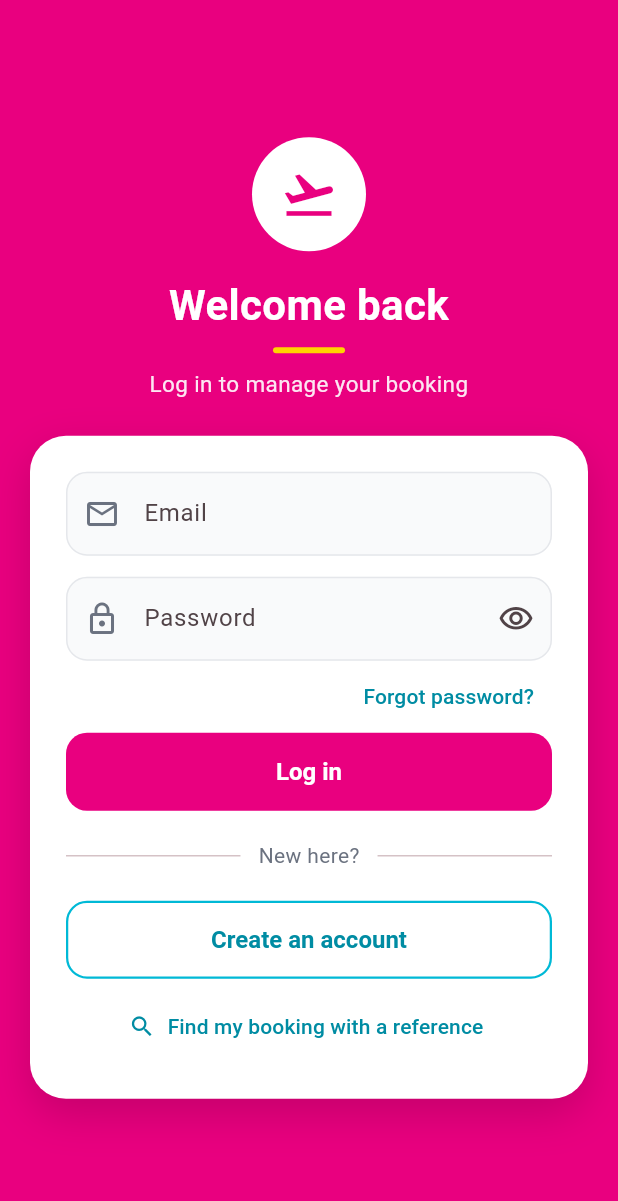
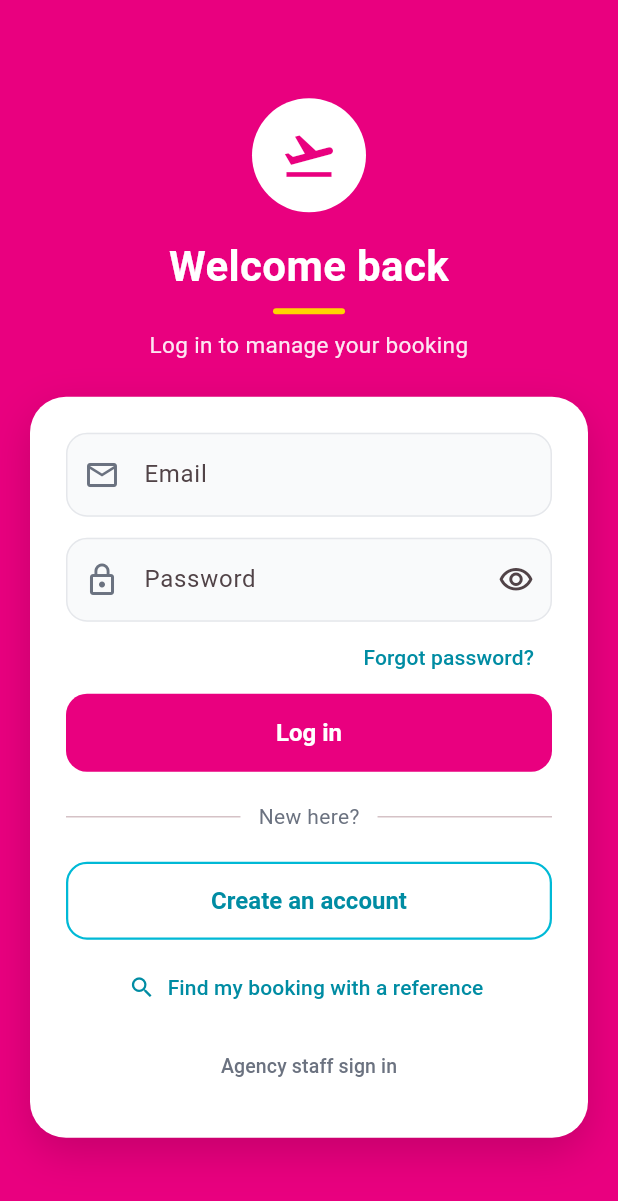
Before and after one commit to AhadAli-s/Travel-Booking-System, a Flutter app: the screen it shows after launch, on a phone screen of 412 x 824 dp. Shown: the top 1201 px of the screen. Run offline on Flutter 3.47's test engine with Material 3 defaults, Android fonts, the phone set to English and light mode, and no system bars; our stand-ins replace shared_preferences; accounts and stored records are empty.

Commit message:
wire support, notifications, profile and staff sign in into the app

```diff
--- a/flutter_app/lib/screens/login_screen.dart
+++ b/flutter_app/lib/screens/login_screen.dart
@@ -9,6 +9,7 @@ import '../widgets/auth_scaffold.dart';
 import '../widgets/error_banner.dart';
 import '../widgets/primary_button.dart';
 import 'forgot_password_screen.dart';
+import 'admin_login_screen.dart';
 import 'lookup_booking_screen.dart';
 import 'register_screen.dart';
 
@@ -153,6 +154,21 @@ class _LoginScreenState extends State<LoginScreen> {
               icon: const Icon(Icons.search),
               label: const Text('Find my booking with a reference'),
             ),
+            const SizedBox(height: 4),
+            TextButton(
+              style: TextButton.styleFrom(foregroundColor: AppColors.muted),
+              onPressed: _loading
+                  ? null
+                  : () => Navigator.of(context).push(
+                      MaterialPageRoute<void>(
+                        builder: (_) => const AdminLoginScreen(),
+                      ),
+                    ),
+              child: const Text(
+                'Agency staff sign in',
+                style: TextStyle(fontSize: 13),
+              ),
+            ),
           ],
         ),
       ),
```
Also changed, not shown: flutter_app/lib/screens/customer_dashboard_screen.dart (+4 -10 lines), flutter_app/lib/screens/customer_shell.dart (+18 -1 lines).
